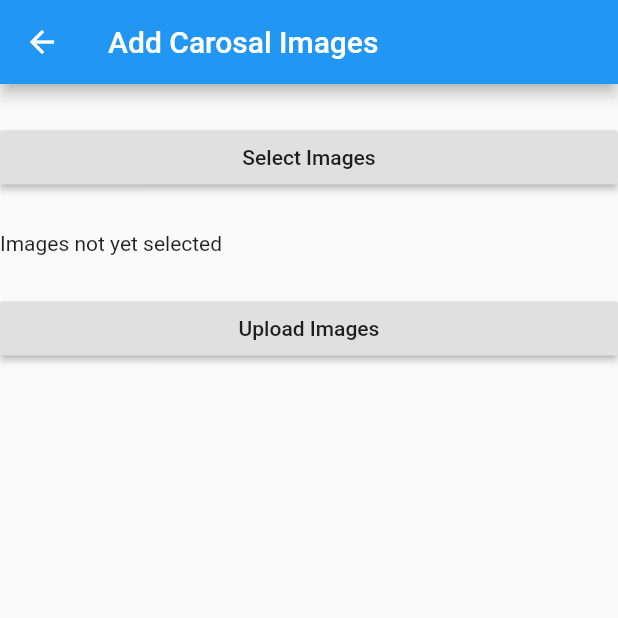
After one commit to Ranishlakshan/flutter-firebase-sellit-admin-panel, a Flutter app: the CarosalImages screen opened by its route, after a tap on "Select Images", on a phone screen of 412 x 824 dp, the top half of it. The commit adds this screen. Run offline on Flutter 3.47's test engine with Material 2 defaults, Android fonts, the phone set to English and light mode, and no system bars; our stand-ins replace carousel_slider, cloud_firestore, firebase_storage, photo_view; missing offline and left inert: multi_image_picker; accounts and stored records are empty.

Commit message:
carosal data can add,demo available

```diff
--- /dev/null
+++ b/lib/carosalImages.dart
@@ -0,0 +1,185 @@
+
+import 'package:carousel_slider/carousel_slider.dart';
+import 'package:cloud_firestore/cloud_firestore.dart';
+import 'package:firebase_storage/firebase_storage.dart';
+import 'package:flutter/material.dart';
+import 'package:flutter/cupertino.dart';
+import 'package:multi_image_picker/multi_image_picker.dart';
+
+class CarosalImages extends StatefulWidget {
+  @override
+  _CarosalImagesState createState() => _CarosalImagesState();
+}
+
+class _CarosalImagesState extends State<CarosalImages> {
+
+  List<Asset> images = List<Asset>();
+  bool carosal = false;
+  String _error = 'No Error Dectected';
+  List<String> imageUrls = <String>[];
+
+
+Future<dynamic> postImage(Asset imageFile) async {
+    String fileName = DateTime.now().millisecondsSinceEpoch.toString();
+    StorageReference reference = FirebaseStorage.instance.ref().child(fileName);
+    StorageUploadTask uploadTask = reference.putData((await imageFile.getByteData()).buffer.asUint8List());
+    StorageTaskSnapshot storageTaskSnapshot = await uploadTask.onComplete;
+    print(storageTaskSnapshot.ref.getDownloadURL());
+    return storageTaskSnapshot.ref.getDownloadURL();
+  }
+
+void uploadImages(){
+
+    for ( var imageFile in images) {
+      postImage(imageFile).then((downloadUrl) {
+        imageUrls.add(downloadUrl.toString());
+        if(imageUrls.length==images.length){
+          //String documnetID = DateTime.now().millisecondsSinceEpoch.toString();
+
+          Firestore.instance.collection('maincarosal').document("imageset").setData({
+            'urls':imageUrls,
+
+
+          }).then((_){
+
+            //SnackBar snackbar = SnackBar(content: Text('Data Uploaded Successfully'));
+            //widget.globalKey.currentState.showSnackBar(snackbar);
+            setState(() {
+              images = [];
+              imageUrls = [];
+              carosal =false;
+
+            });
+          });
+        }
+      }).catchError((err) {
+        print(err);
+      });
+    }
+
+  }
+
+
+  Future<void> loadAssets() async {
+    List<Asset> resultList = List<Asset>();
+    String error = 'No Error Dectected';
+    try {
+      resultList = await MultiImagePicker.pickImages(
+        maxImages: 10,
+        enableCamera: true,
+        selectedAssets: images,
+        cupertinoOptions: CupertinoOptions(takePhotoIcon: "chat"),
+        materialOptions: MaterialOptions(
+          actionBarColor: "#abcdef",
+          actionBarTitle: "Upload Image",
+          allViewTitle: "All Photos",
+          useDetailsView: false,
+          selectCircleStrokeColor: "#000000",
+        ),
+      );
+      print(resultList.length);
+      print((await resultList[0].getThumbByteData(122, 100)));
+      print((await resultList[0].getByteData()));
+      print((await resultList[0].metadata));
+
+    } on Exception catch (e) {
+      error = e.toString();
+    }
+
+    // If the widget was removed from the tree while the asynchronous platform
+    // message was in flight, we want to discard the reply rather than calling
+    // setState to update our non-existent appearance.
+    if (!mounted) return;
+    setState(() {
+      images = resultList;
+      carosal = true;
+      print('<<<<<<<<<<<<<<<<<<<');
+      print(images);
+
+
+      //_listOfImages = imageUrls.cast<NetworkImage>();
+      _error = error;
+    });
+  }
+
+  Widget _imageShow(){
+    if(carosal==true){
+      return CarouselSlider(
+        items: images
+        .map((e) => AssetThumb(asset:e, width: 300, height: 300,))
+        .toList(),
+        options: CarouselOptions(
+          height: 400,
+          aspectRatio: 16 /9 ,
+          viewportFraction: 0.8,
+          initialPage: 0,
+          enableInfiniteScroll: true,
+          reverse: false,
+          autoPlay: true,
+          autoPlayInterval: Duration(seconds: 3),
+          autoPlayAnimationDuration: Duration(milliseconds: 800),
+          autoPlayCurve: Curves.fastOutSlowIn,
+          enlargeCenterPage: true,
+          scrollDirection: Axis.horizontal,
+
+        ),
+      );
+    }
+    else{
+      return Text('Images not yet selected');
+    }
+  }
+
+  @override
+  Widget build(BuildContext context) {
+    return Scaffold(
+      appBar: AppBar(
+        title: Text("Add Carosal Images"),
+      ),
+      body: ListView(
+        children: <Widget>[
+          SizedBox(height: 25,),
+          RaisedButton(
+            child: Text("Select Images"),
+            onPressed: loadAssets,
+          ),
+          SizedBox(height: 25,),
+          _imageShow(),
+          SizedBox(height: 25,),
+          RaisedButton(
+            child: Text("Upload Images"),
+            onPressed: (){
+              if(images.length==0){
+                  showDialog(context: context,builder: (_){
+                    return AlertDialog(
+                      backgroundColor: Theme.of(context).backgroundColor,
+                     content: Text("No image selected",style: TextStyle(color: Colors.white)),
+                     actions: <Widget>[
+                      RaisedButton(
+                        onPressed: (){
+                          Navigator.pop(context);
+                        },
+                        child: Center(child: Text("Ok",style: TextStyle(color: Colors.white),)),
+                      )
+
+                     ],
+                    );
+                  });
+                }
+                else{
+                  //await pr.show();
+                  //SnackBar snackbar = SnackBar(content: Text('Please wait, Uploading details'));
+                  //widget.globalKey.currentState.showSnackBar(snackbar);
+                  uploadImages();
+                  //Navigator.pushNamed(context, "/Uploadpg");
+                  //Navigator.pushNamed(context, "/aliexpresspg");
+                  //Navigator.pushReplacementNamed(context, "/uploadwait");
+                }
+            },
+          ),
+
+        ],
+      ),
+    );
+  }
+}
--- a/lib/itemview.dart
+++ b/lib/itemview.dart
@@ -116,7 +116,8 @@ class _ItemViewState extends State<ItemView> {
                         enlargeCenterPage: true,
                         scrollDirection: Axis.horizontal,
                       ));
-                }),
+                }
+                ),
           Text(' -------------- '),
           //Text(title),
           getTitle(),
--- a/lib/main.dart
+++ b/lib/main.dart
@@ -2,8 +2,10 @@ import 'package:cloud_firestore/cloud_firestore.dart';
 import 'package:flutter/material.dart';
 
 import 'allads.dart';
+import 'carosalImages.dart';
 import 'firstpage.dart';
 import 'homepage.dart';
+import 'maincarosalview.dart';
 import 'oldads.dart';
 
 void main() {
@@ -42,6 +44,10 @@ class MyApp extends StatelessWidget {
         '/allads': (context) => AllAds(),
         //OldAds
         '/oldads': (context) => OldAds(),
+        //carosalImages CarosalImages
+        '/carosalImages': (context) => CarosalImages(),
+        //MainCarosalView
+        '/maincarosalview': (context) => MainCarosalView(),
       },
     );
   }
--- a/pubspec.yaml
+++ b/pubspec.yaml
@@ -35,6 +35,8 @@ dependencies:
   carousel_slider: ^2.2.1
   url_launcher: ^5.5.3
   photo_view: ^0.10.2
+  multi_image_picker: ^4.7.10
+  carousel_pro: ^1.0.0
 
 dev_dependencies:
   flutter_test:
```
Also changed, not shown: lib/firstpage.dart (+15 -0 lines), lib/maincarosalview.dart (added, +91 -0 lines), flutter_01.png (added), pubspec.lock, 2 other files.
